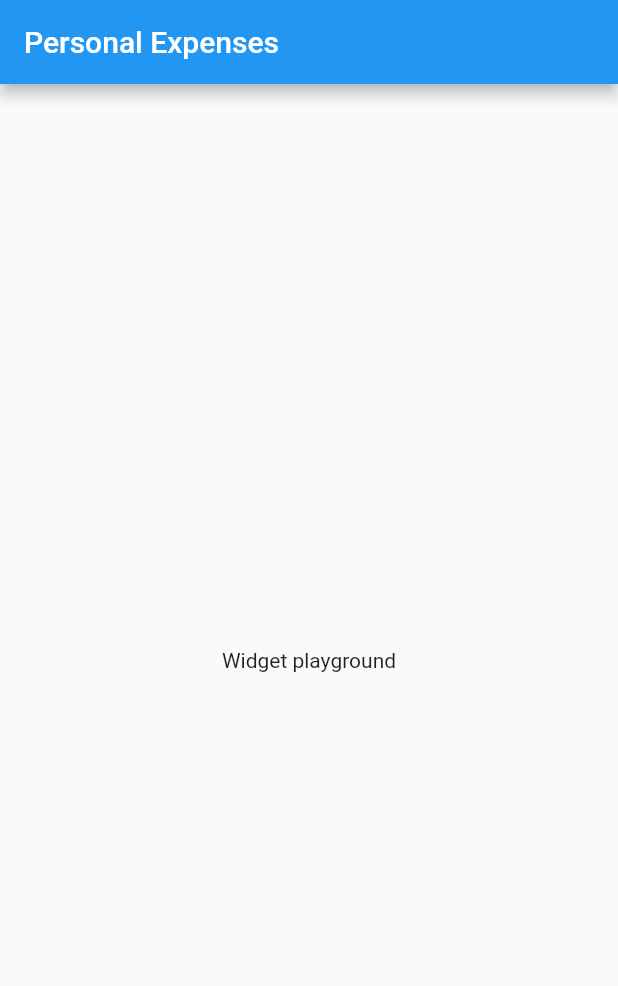
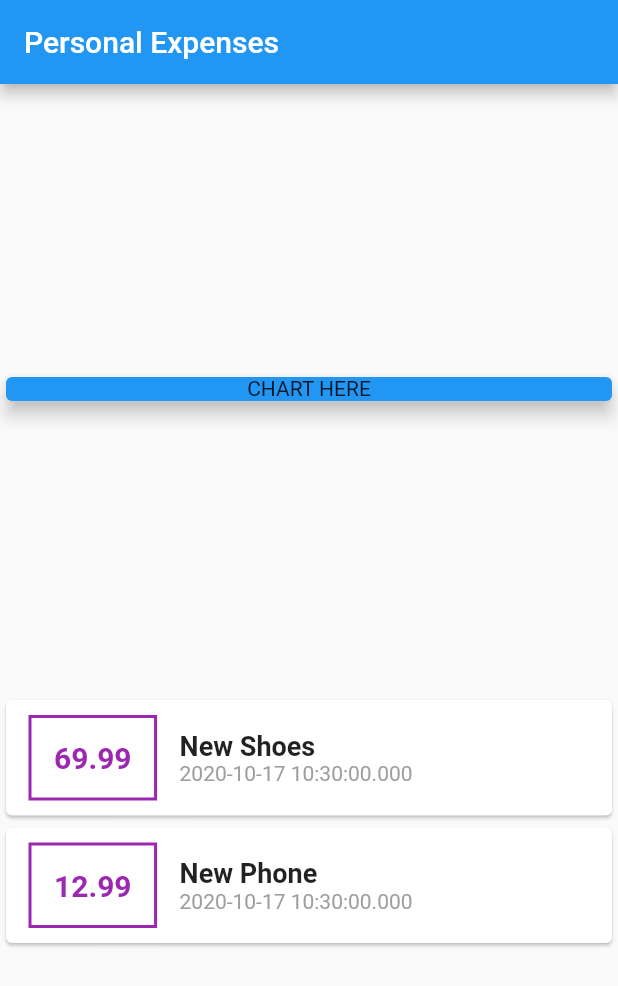
Before and after one commit to TomekLesniak/PersonalExpensesApp, a Flutter app: the screen it shows after launch, on a phone screen of 412 x 824 dp. Shown: the top 986 px of the screen. Run offline on Flutter 3.47's test engine with Material 2 defaults, Android fonts, the phone set to English and light mode, and no system bars.

```diff
--- a/lib/main.dart
+++ b/lib/main.dart
@@ -1,4 +1,6 @@
 import 'package:flutter/material.dart';
+
+import './transaction.dart';
 
 void main() {
   runApp(MyApp());
@@ -15,14 +17,93 @@ class MyApp extends StatelessWidget {
 }
 
 class MyHomePage extends StatelessWidget {
+  final List<Transaction> transactions = [
+    Transaction(
+      id: 't1',
+      title: 'New Shoes',
+      amount: 69.99,
+      date: DateTime.now(),
+    ),
+    Transaction(
+      id: 't2',
+      title: 'New Phone',
+      amount: 12.99,
+      date: DateTime.now(),
+    ),
+  ];
+
   @override
   Widget build(BuildContext context) {
     return Scaffold(
-        appBar: AppBar(
-          title: Text('Personal Expenses'),
-        ),
-        body: Center(
-          child: Text('Widget playground'),
-        ));
+      appBar: AppBar(
+        title: Text('Personal Expenses'),
+      ),
+      body: Column(
+        mainAxisAlignment: MainAxisAlignment.spaceEvenly,
+        crossAxisAlignment: CrossAxisAlignment.center,
+        children: [
+          Container(
+            width: double.infinity,
+            child: Card(
+              child: Text(
+                'CHART HERE',
+                textAlign: TextAlign.center,
+              ),
+              elevation: 5,
+              color: Colors.blue,
+            ),
+          ),
+          Column(
+            children: transactions.map((t) {
+              return Card(
+                child: Row(
+                  children: [
+                    Container(
+                      margin: EdgeInsets.symmetric(
+                        vertical: 10,
+                        horizontal: 15,
+                      ),
+                      padding: EdgeInsets.all(15),
+                      decoration: BoxDecoration(
+                        border: Border.all(
+                          color: Colors.purple,
+                          width: 2,
+                        ),
+                      ),
+                      child: Text(
+                        t.amount.toString(),
+                        style: TextStyle(
+                          color: Colors.purple,
+                          fontWeight: FontWeight.bold,
+                          fontSize: 20,
+                        ),
+                      ),
+                    ),
+                    Column(
+                      crossAxisAlignment: CrossAxisAlignment.start,
+                      children: [
+                        Text(
+                          t.title,
+                          style: TextStyle(
+                            fontWeight: FontWeight.w600,
+                            fontSize: 18,
+                          ),
+                          textAlign: TextAlign.left,
+                        ),
+                        Text(
+                          t.date.toString(),
+                          style: TextStyle(color: Colors.grey),
+                          textAlign: TextAlign.left,
+                        ),
+                      ],
+                    )
+                  ],
+                ),
+              );
+            }).toList(),
+          )
+        ],
+      ),
+    );
   }
 }
--- /dev/null
+++ b/lib/transaction.dart
@@ -0,0 +1,12 @@
+import 'package:flutter/foundation.dart';
+
+class Transaction {
+  final String id;
+  final String title;
+  final double amount;
+  final DateTime date;
+
+  Transaction({@required this.id, @required this.title, @required this.amount,
+   @required this.date});
+
+}
```
